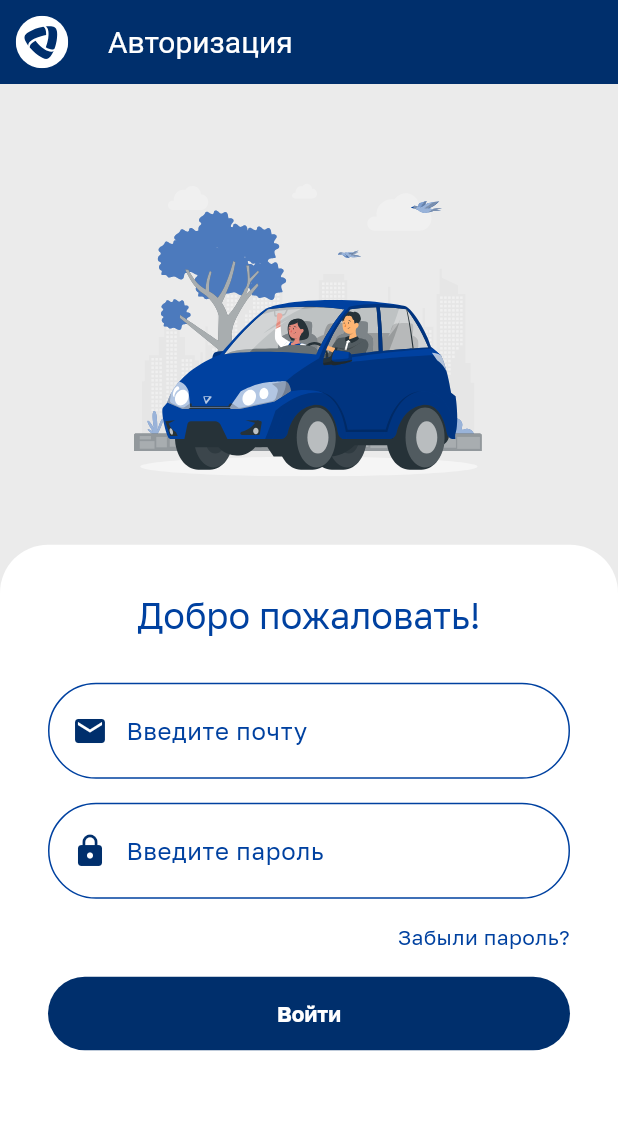
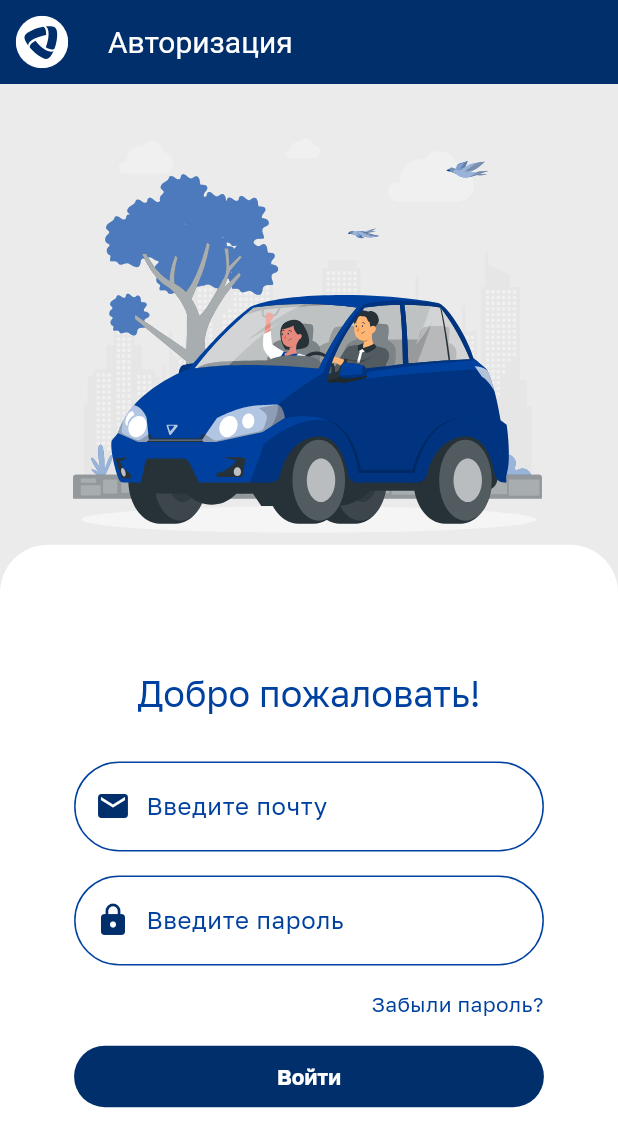
Before and after one commit to StasShevchenko/ParkingCalendar, a Flutter app: the screen it shows after launch, on a phone screen of 412 x 824 dp. Shown: the top 1147 px of the screen. Run offline on Flutter 3.47's test engine with Material 2 defaults, Android fonts, the phone set to English and light mode, and no system bars; our stand-ins replace flutter_svg.

Commit message:
Adaptive version of login page is created

```diff
--- a/lib/assets/res/insets.dart
+++ b/lib/assets/res/insets.dart
@@ -6,8 +6,8 @@ extension ResponsiveInsets on BuildContext {
   double get _scaleFactor {
     return switch(DeviceScreen.get(this)){
       FormFactorType.Mobile => 1.0,
-       FormFactorType.Tablet => 1.2,
-       FormFactorType.Desktop => 1.7,
+       FormFactorType.Tablet => 1.0,
+       FormFactorType.Desktop => 1.0,
     };
   }
 
--- a/lib/assets/themes/theme.dart
+++ b/lib/assets/themes/theme.dart
@@ -10,7 +10,7 @@ ThemeData appTheme() => ThemeData(
     ),
     focusColor: AppColors.primaryBlue,
     useMaterial3: true,
-
+    visualDensity: const VisualDensity(horizontal: -1, vertical: -1),
     colorScheme: const ColorScheme.highContrastLight(),
     fontFamily: 'Golos',
     appBarTheme: AppBarTheme(
@@ -57,7 +57,7 @@ ButtonStyle elevatedButtonStyle() => ElevatedButton.styleFrom(
     backgroundColor: AppColors.primaryBlue,
     foregroundColor: AppColors.primaryWhite,
     elevation: 0,
-    //padding: const EdgeInsets.symmetric(vertical: 16, horizontal: 24),
+    padding: const EdgeInsets.symmetric(vertical: 16, horizontal: 24),
     textStyle:
         const TextStyle(fontFamily: 'Golos', fontWeight: FontWeight.w700),
     shape: RoundedRectangleBorder(borderRadius: BorderRadius.circular(32)));
--- a/lib/presentation/pages/login_page/login_page.dart
+++ b/lib/presentation/pages/login_page/login_page.dart
@@ -1,6 +1,7 @@
 import 'package:flutter/material.dart';
 import 'package:flutter_svg/svg.dart';
 import 'package:parking_project/assets/res/insets.dart';
+import 'package:parking_project/utils/device_info.dart';
 
 import '../../../assets/colors/app_colors.dart';
 
@@ -15,7 +16,24 @@ class LoginPage extends StatelessWidget {
       height: 35,
     );
 
-    final Widget carImage = SvgPicture.asset('assets/images/car_image.svg');
+    final Widget carImage = SvgPicture.asset(
+      'assets/images/car_image.svg',
+      height: 560,
+      width: 560,
+    );
+
+
+    var pageSectionFlex = switch(DeviceScreen.get(context)){
+      FormFactorType.Mobile => 2,
+      FormFactorType.Tablet => 2,
+      FormFactorType.Desktop => 3,
+    };
+
+    var loginSectionFlex = switch(DeviceScreen.get(context)){
+      FormFactorType.Mobile => 3,
+      FormFactorType.Tablet => 2,
+      FormFactorType.Desktop => 2,
+    };
 
     return Scaffold(
       backgroundColor: AppColors.background,
@@ -23,44 +41,56 @@ class LoginPage extends StatelessWidget {
         leading: Center(child: companyIcon),
         title: const Text('Авторизация'),
       ),
-      body: Column(
+      body: Flex(
+        direction: DeviceScreen.get(context) == FormFactorType.Mobile ? Axis
+            .vertical : Axis.horizontal,
         children: [
           Expanded(
-            flex: 2,
-            child: Center(
-              child: Padding(
+            flex: pageSectionFlex,
+            child: Center(child: Padding(
               padding: const EdgeInsets.all(8.0),
               child: carImage,
-              ),
-            ),
+            )),
           ),
           Expanded(
-            flex: 3,
+            flex: loginSectionFlex,
             child: Container(
               height: double.maxFinite,
               width: double.maxFinite,
-              decoration: const BoxDecoration(
+              alignment: Alignment.center,
+              decoration: BoxDecoration(
                 color: Colors.white,
-                borderRadius: BorderRadius.only(
+                borderRadius: DeviceScreen.get(context) == FormFactorType.Mobile
+                    ? const BorderRadius.only(
                   topLeft: Radius.circular(32),
                   topRight: Radius.circular(32),
+                )
+                    :
+                const BorderRadius.only(
+                  topLeft: Radius.circular(32),
+                  bottomLeft: Radius.circular(32),
                 ),
               ),
               child: SingleChildScrollView(
                 child: Padding(
                   padding: const EdgeInsets.all(32.0),
                   child: Column(
-                    crossAxisAlignment: CrossAxisAlignment.stretch,
+                    crossAxisAlignment: CrossAxisAlignment.center,
                     children: [
                       Text(
                         'Добро пожаловать!',
-                        style: Theme.of(context).textTheme.titleLarge,
+                        style: Theme
+                            .of(context)
+                            .textTheme
+                            .titleLarge,
                         textAlign: TextAlign.center,
                       ),
                       const SizedBox(
                         height: 30,
                       ),
-                      TextField(
+                      FractionallySizedBox(
+                        widthFactor: 0.9,
+                        child: TextField(
                           textInputAction: TextInputAction.next,
                           onTapOutside: (_) => FocusScope.of(context).unfocus(),
                           decoration: InputDecoration(
@@ -73,10 +103,13 @@ class LoginPage extends StatelessWidget {
                               ),
                               labelText: 'Введите почту'),
                         ),
+                      ),
                       const SizedBox(
                         height: 16,
                       ),
-                      TextField(
+                      FractionallySizedBox(
+                        widthFactor: 0.9,
+                        child: TextField(
                           textInputAction: TextInputAction.done,
                           onTapOutside: (_) => FocusScope.of(context).unfocus(),
                           obscureText: true,
@@ -90,23 +123,22 @@ class LoginPage extends StatelessWidget {
                               ),
                               labelText: 'Введите пароль'),
                         ),
-                      const SizedBox(
-                        height: 16,
-                      ),
-                      const Align(
-                        child: Text('Забыли пароль?'),
-                        alignment: Alignment.centerRight,
                       ),
                       const SizedBox(
                         height: 16,
                       ),
-                      ElevatedButton(
+                      const FractionallySizedBox(
+                        widthFactor: 0.9,
+                        child: Text('Забыли пароль?', textAlign: TextAlign.right,),
+                      ),
+                      const SizedBox(
+                        height: 16,
+                      ),
+                      FractionallySizedBox(
+                        widthFactor: 0.9,
+                        child: ElevatedButton(
                           onPressed: () {},
                           child: const Text('Войти'),
-                        style: Theme.of(context).elevatedButtonTheme.style?.copyWith(
-                          padding: MaterialStateProperty.all(
-                            EdgeInsets.symmetric(vertical: context.mediumInset, horizontal: context.largeInset),
-                          ),
                         ),
                       ),
                     ],
```
Lines whose indentation alone changed are shown as unchanged.
